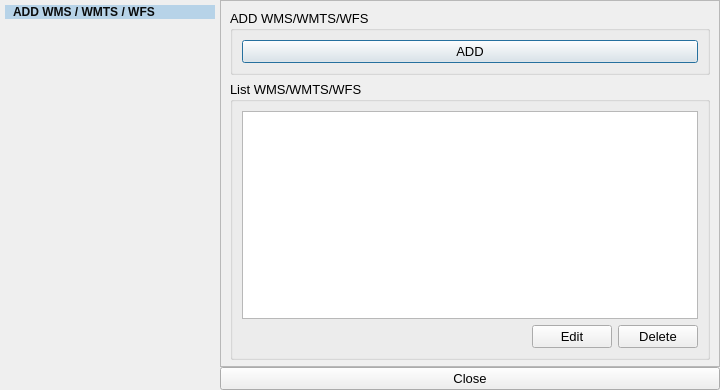
Qt form Wms_wmts/WMS_WMTS.ui (GIAPspzoo/GIAP_PolaMap_lite) before a commit.
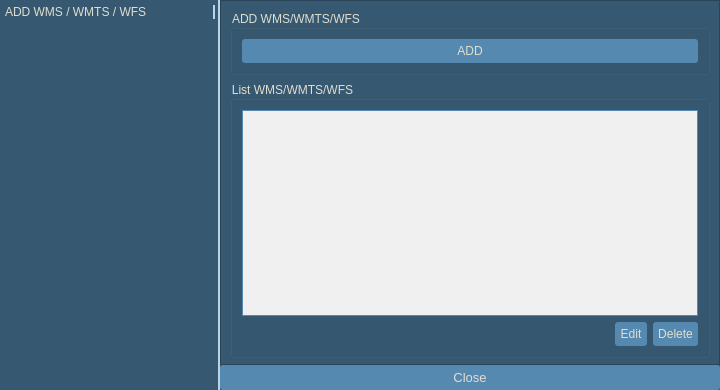
The same form after that commit. Icons and pictures are not drawn.

The edit to the form file:
```diff
--- a/Wms_wmts/WMS_WMTS.ui
+++ b/Wms_wmts/WMS_WMTS.ui
@@ -36,7 +36,421 @@
     <normaloff>:/plugins/GIAP-PolaMap/icons/giap_logo.png</normaloff>:/plugins/GIAP-PolaMap/icons/giap_logo.png</iconset>
   </property>
   <property name="styleSheet">
-   <string notr="true"/>
+   <string notr="true">* {
+background-color: #365871;
+color:#E0DECF;
+font: 10pt &quot;Segoe UI&quot;;
+}
+QLabel{
+font: 10pt &quot;Segoe UI&quot;;
+color:#E0DECF;
+height: 35px;
+}
+QCheckBox::indicator {
+  width: 13px;
+    height: 13px;
+border: 0px solid #E0DECF;
+}
+QCheckBox::indicator:checked {
+ image: url(:/plugins/GIAP-PolaMap/icons/checked.png);
+  width: 13px;
+    height: 13px;
+}
+QCheckBox::indicator:unchecked {
+ image: url(:/plugins/GIAP-PolaMap/icons/unchecked.png);
+  width: 13px;
+    height: 13px;
+}
+
+QScrollBar:horizontal {
+    height: 15px;
+}
+QScrollBar::handle:horizontal {
+    background: #5589B0;
+    border-radius: 5px;
+    width: 10px;
+    margin: 2px 0 2px 0;
+}
+QScrollBar::add-line:horizontal, QScrollBar::sub-line:horizontal  {
+    border: 1px solid transparent;
+    background: transparent;
+    width: 12px;
+}
+ QScrollBar:vertical {
+     width: 15px;
+ }
+ QScrollBar::handle:vertical {
+     background: #5589B0;
+     height: 10px;
+     border-radius: 5px;
+         margin: 0px 2px 0px 2px;
+ }
+ QScrollBar::add-line:vertical{
+    border: 1px solid transparent;
+     background: transparent;
+     height: 12px;
+ }
+
+ QScrollBar::sub-line:vertical {
+      border: 1px solid transparent;
+     background: transparent;
+     height: 12px;
+ }
+
+QAbstractScrollArea::corner {
+ border: 1px solid transparent;
+width: 0px; 
+height: 0px;
+}
+
+QPushButton {
+padding: 5px;
+}
+
+QLineEdit, QTextEdit{
+border: 1px solid;
+border-radius:3px;
+border-color: #263c4e;
+background-color: #263c4e;
+}
+
+QLineEdit:focus{
+border: solid;
+border-style: solid;
+border-width: 1px;
+border-color: #E0DECF;
+}
+
+QPushButton {
+border: none;
+border-width: 1px;
+border-radius:3px;
+background-color: #5589B0;
+}
+QPushButton:checked {
+background-color: #5589B0;
+border: solid;
+border-width: 1px;
+border-color: #5589B0;
+}
+
+QPushButton:pressed {
+background-color: #5589B0;
+border: solid;
+border-width: 1px;
+border-color:#5589B0;
+}
+QPushButton:hover {
+background-color: #5589B0;
+border-radius: 3px;
+border: solid;
+border-style: solid;
+border-width: 1px;
+border-color: #E0DECF;
+}
+
+QToolButton {
+border: none;
+border-width: 1px;
+border-radius:3px;
+background-color: #5589B0;
+}
+
+QToolButton:checked {
+background-color: #5589B0;
+border: solid;
+border-width: 1px;
+border-color: #5589B0;
+}
+QToolButton:hover {
+background-color: #5589B0;
+border-radius: 3px;
+border: solid;
+border-style: solid;
+border-width: 1px;
+border-color: #E0DECF;
+}
+
+
+QToolButton:pressed {
+background-color: #5589B0;
+border: solid;
+border-width: 1px;
+border-color:#5589B0;
+}
+
+QToolButton::menu, QToolButton::menu-button {
+background-color: #263C4E;
+border: solid;
+border-width: 1px;
+border-color: #5589B0;
+}
+
+QMenu::item:selected {
+background-color:  #5589B0;
+}
+
+QComboBox QListView{
+selection-background-color:  #5589B0;
+    color: #E0DECF;
+     padding: 2px;
+}
+
+QComboBox:editable {
+border: 0px solid #5589B0;
+border-radius: 3px;
+background-color: #263c4e;
+padding: 0px 0px 0px 3px;
+}
+
+QComboBox:editable:focus{
+border: solid;
+border-style: solid;
+border-width: 1px;
+border-color: #E0DECF;
+}
+
+QComboBox:!editable {
+border: 0px solid #5589B0;
+border-radius: 3px;
+background-color: #263c4e;
+padding:0px 3px 0px 3px;
+}
+
+QComboBox:!editable:on {
+background-color: #263c4e;
+border: solid;
+border-width: 1px;
+border-color: #365871;
+padding:0px 5px 0px 3px;
+}
+
+QComboBox::drop-down {
+border-left: solid;
+border-width: 0px;
+background-color: #263c4e;
+border-radius: 3px;
+}
+QComboBox::drop-down:editable:on {
+background-color:#263c4e;
+border: solid;
+border-width: 1px;
+border-color: #263c4e;
+}
+
+QComboBox::drop-down:!editable:on {
+background-color: #263c4e;
+}
+
+QComboBox::down-arrow {
+        image:  url(:/plugins/GIAP-PolaMap/icons/branch-open.png);
+    width: 18px;
+    height: 28px;
+}
+
+QComboBox::down-arrow:hover, QComboBox::down-arrow:pressed{
+border: solid;
+border-width: 0px;
+border-color: #E0DECF;
+border-radius: 3px;
+margin:0px 3px 0px -1px;
+}
+
+QToolTip {
+color:white;
+	font: 9pt &quot;Segoe UI&quot;;
+font-weight: normal;
+border-style: double;
+border: 0.1rem;
+border-radius: 0.3rem;
+background-color:#4F5A63;
+}
+
+Line {
+color: qlineargradient(spread:pad, x1:0, y1:1, x2:0, y2:0, stop:0 rgba(65, 97, 124, 255), stop:1 rgba(90, 135, 172, 255));
+}
+
+QTabBar::tab {
+border-top-left-radius: 3px;
+border-top-right-radius: 3px;
+padding:1px 0px 1px 0px;
+margin-top: 2px;
+color: #E0DECF;
+font-weight: 550;
+}
+
+QTabBar::tab:selected {
+border: 0rem solid;
+border-color:#5589B0;
+margin-bottom: 2px;
+border-bottom: 2px solid #E0DECF;
+font-weight: 650;
+color: #E0DECF;
+}
+QTabBar::tab:hover {
+border: 0rem solid;
+background: transparent;
+margin-bottom: 2px;
+border-bottom: 2px solid #E0DECF;
+font-weight: 650;
+}
+
+QTabBar::tab:!selected {
+border: 0rem solid;
+background: transparent;
+margin-bottom: 2px;
+border-bottom: 2px solid transparent;
+font-weight: 550;
+color: #B3B2A6;
+}
+QTabBar::tab:!selected:hover {
+border: 0rem solid;
+background: transparent;
+margin-bottom: 2px;
+border-bottom: 2px solid #E0DECF;
+font-weight: 550;
+color: #B3B2A6;
+}
+
+QTabBar::tab:last:!selected {
+margin-right: 1px;
+}
+
+QTabWidget::pane {
+border-top:1px solid #B3B2A6;
+border-bottom: 0px solid #B3B2A6;
+}
+
+QTabWidget::tab-bar {
+left: 5px;
+right: 5px;
+}
+
+QTreeView {
+    border: 0rem solid;
+    border-color: #5589B0;
+    margin: 0.2rem;
+   show-decoration-selected: 1;
+}
+
+QTreeView::item,
+QTreeView::branch {
+    color: black;
+     padding:2px;
+}
+
+QTreeView:branch:hover,
+QTreeView:item:hover
+{
+    background-color: #5589B0;
+    color: white;
+}
+
+QTreeView:branch:selected,
+QTreeView:item:selected
+{
+    background-color: #5589B0;
+    color: white;
+}
+
+QTreeView::branch:has-children:!has-siblings:closed,
+QTreeView::branch:closed:has-children:has-siblings {
+        border-image: none;
+        image: url(:/plugins/GIAP-PolaMap/icons/branch-closed.png);
+}
+
+QTreeView::branch:open:has-children:!has-siblings,
+QTreeView::branch:open:has-children:has-siblings  {
+        border-image: none;
+        image:  url(:/plugins/GIAP-PolaMap/icons/branch-open.png);
+}
+
+QProgressBar {
+    border: 0.2rem solid #365871;
+    background-color: #365871;
+    border-radius: 0.3rem;
+    text-align: center;
+    color: white;
+}
+
+QProgressBar::chunk {
+    background-color: #5589B0;
+}
+QSpinBox, QDoubleSpinBox,
+QSpinBox:editable,
+QSpinBox:hover,
+QSpinBox:pressed,
+QDoubleSpinBox:editable,
+QDoubleSpinBox:hover,
+QDoubleSpinBox:pressed {
+    border: 0.1rem solid;
+    border-radius: 0.3rem;
+    border-color: #263c4e;
+background-color: #263c4e;
+}
+QSpinBox:focus, QDoubleSpinBox:focus {
+border-style: solid;
+border-width: 0rem;
+border-color: #E0DECF;
+}
+QSpinBox:disabled, QDoubleSpinBox:disabled {
+  border: none;
+  border-bottom: 0.1rem solid #263c4e;
+  border-radius: 0;
+  background: #263c4e;
+  color: #000000;
+}
+QSpinBox::up-button, QDoubleSpinBox::up-button{
+  subcontrol-origin: border;
+  subcontrol-position: top right;
+  border: 0rem solid white;
+  border-radius: 3;
+  background: #263c4e;
+}
+QSpinBox::down-button, QDoubleSpinBox::down-button {
+  subcontrol-origin: border;
+  subcontrol-position: bottom right;
+  border: 0rem solid white;
+  border-radius: 3;
+  background: #263c4e;
+}
+QSpinBox::down-button:hover, QDoubleSpinBox::down-button:hover, QSpinBox::up-button:hover, QDoubleSpinBox::up-button:hover {
+border: solid;
+border-width: 0.1rem;
+border-color: #E0DECF;
+}
+QSpinBox::up-arrow,QDoubleSpinBox::up-arrow {
+  image: url(:/plugins/GIAP-PolaMap/icons/spinup.png);
+    width: 18px;
+    height: 18px;
+}
+QSpinBox::up-arrow:disabled,
+QSpinBox::up-arrow:off {
+  image: none;
+}
+QSpinBox::down-arrow, QDoubleSpinBox::down-arrow {
+  image: url(:/plugins/GIAP-PolaMap/icons/spindown.png);
+    width: 18px;
+    height: 18px;
+}
+QSpinBox::down-arrow:disabled,
+QSpinBox::down-arrow:off,
+ QDoubleSpinBox::down-arrow:disabled,
+QDoubleSpinBox::down-arrow:off{
+  image: none;
+}
+
+QTableView {
+border:1px solid #2A4457;
+color:white;
+selection-background-color: #6FB1E3;
+ selection-color: white;
+}
+QTableView::item:selected {
+color:white;
+selection-background-color: #6FB1E3;
+selection-color: white;
+}</string>
   </property>
   <property name="sizeGripEnabled">
    <bool>false</bool>
@@ -159,7 +573,40 @@
               </spacer>
              </item>
              <item row="0" column="0" colspan="3">
-              <widget class="QListWidget" name="listWidget"/>
+              <widget class="QListWidget" name="listWidget">
+               <property name="styleSheet">
+                <string notr="true">QTableView, QListView
+        {
+			background-color: rgb(240, 240, 240);
+            gridline-color:#4F5A63;
+            color: #263c4e;
+			alternate-background-color:  rgb(240, 240, 240);
+			alternate-color: #263c4e;
+            border: 1px solid #5589B0;
+        }
+QTableView::item, QListView::item
+        {
+            color: #263c4e;
+        }
+QTableView::item:hover, QListView::item:hover
+        {
+            color: white;
+            background: #5589B0;
+            selection-background-color: #5589B0;
+        }
+QTableView::item:focus, QListView::item:focus
+        {
+            color: white;
+            background: #263B4E;
+        }
+QTableView::item:selected, QListView::item:selected
+        {
+            color: white;
+            background-color: #5589B0;
+        }
+</string>
+               </property>
+              </widget>
              </item>
             </layout>
            </widget>
@@ -256,11 +703,16 @@
       <item>
        <widget class="QLabel" name="dodaj_wms_wmts">
         <property name="styleSheet">
-         <string notr="true">   background-color: #b7d3e8;
-   color: #0A0C0D;
-   font-weight: bold;
-   padding-left: 5px;
-   padding-right: 5px;</string>
+         <string notr="true">* {
+background-color: #365871;
+color:#E0DECF;
+font: 10pt &quot;Segoe UI&quot;;
+}
+QLabel{
+font: 10pt &quot;Segoe UI&quot;;
+color:#E0DECF;
+height: 35px;
+}</string>
         </property>
         <property name="text">
          <string>ADD WMS / WMTS / WFS</string>
```
